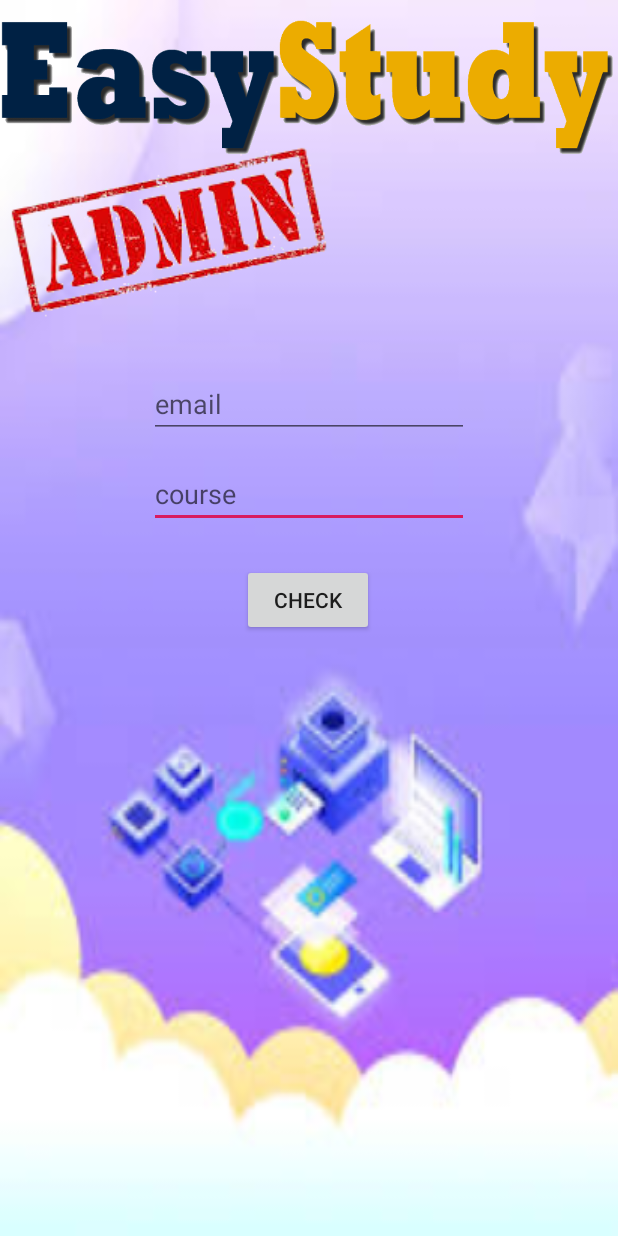
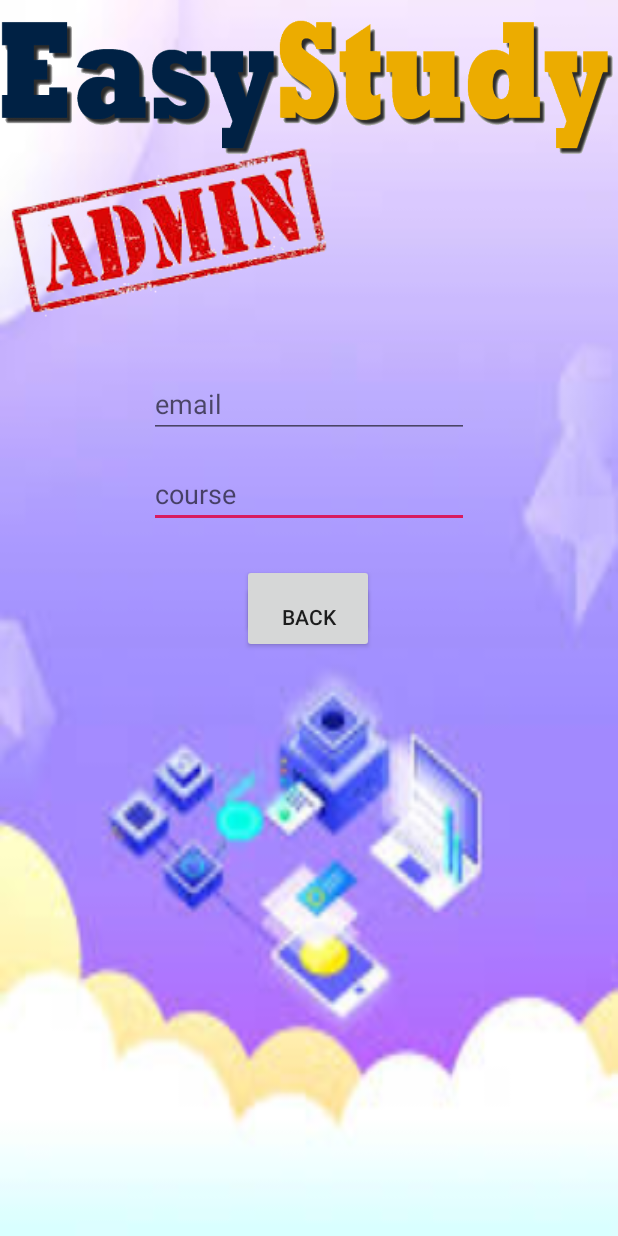
Before and after one commit to Justrygh/Application, an Android app: the layout activity_admin.xml on its own in the app's theme, with its tools: preview values and no code run, on a phone screen of 412 x 824 dp. Run offline under Robolectric (Android 15) with nearby library versions, the phone set to English and light mode, and no system bars.

Commit message:
Last Version!

```diff
--- a/app/src/main/res/layout/activity_admin.xml
+++ b/app/src/main/res/layout/activity_admin.xml
@@ -77,4 +77,28 @@
         app:layout_constraintTop_toBottomOf="@+id/course_admin"
         app:layout_constraintVertical_bias="0.057" />
 
+    <Button
+        android:id="@+id/back_admin"
+        android:layout_width="wrap_content"
+        android:layout_height="wrap_content"
+        android:text="Back"
+        app:layout_constraintBottom_toBottomOf="parent"
+        app:layout_constraintEnd_toEndOf="parent"
+        app:layout_constraintHorizontal_bias="0.498"
+        app:layout_constraintStart_toStartOf="@+id/home_page_B"
+        app:layout_constraintTop_toTopOf="@+id/home_page_B"
+        app:layout_constraintVertical_bias="0.499" />
+
+    <TextView
+        android:id="@+id/admin_out"
+        android:layout_width="250dp"
+        android:layout_height="100dp"
+        android:textSize="24sp"
+        app:layout_constraintBottom_toBottomOf="parent"
+        app:layout_constraintEnd_toEndOf="parent"
+        app:layout_constraintHorizontal_bias="0.496"
+        app:layout_constraintStart_toStartOf="parent"
+        app:layout_constraintTop_toTopOf="parent"
+        app:layout_constraintVertical_bias="0.366" />
+
 </androidx.constraintlayout.widget.ConstraintLayout>
```
Also changed, not shown: app/src/main/java/com/example/easystudy/adminActivity.java (+64 -1 lines).
